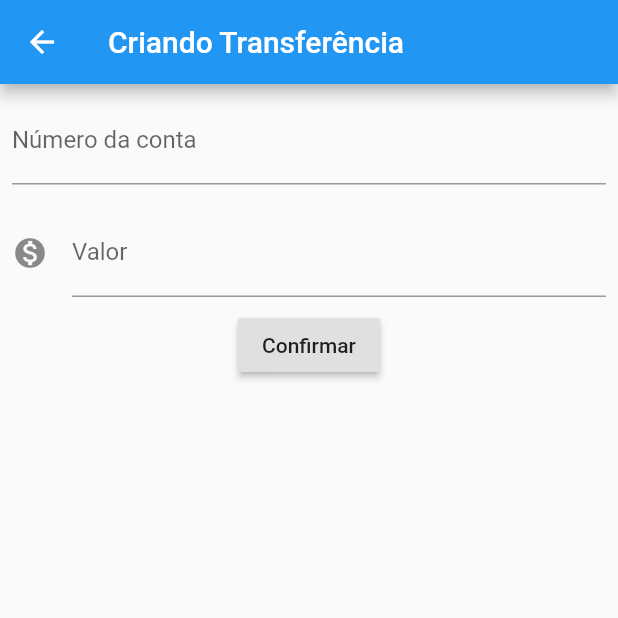
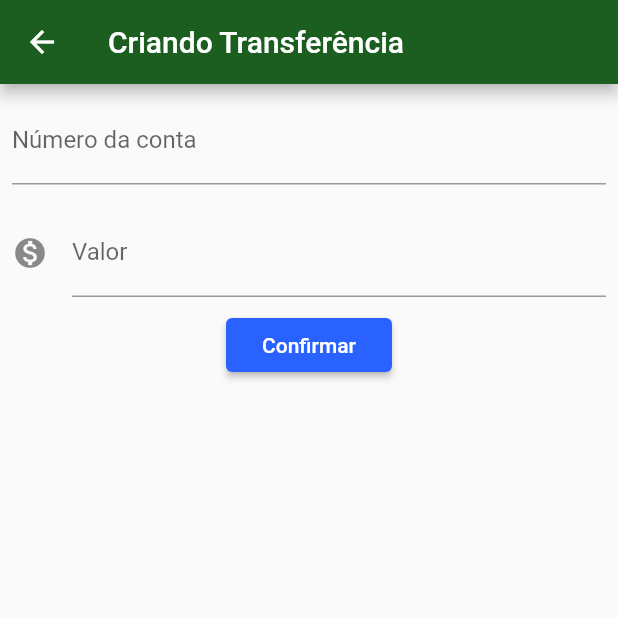
Before and after one commit to GreinVinicios/flutterTeste, a Flutter app: the screen it shows after launch, after a tap on the "add" icon, on a phone screen of 412 x 824 dp, the top half of it. Run offline on Flutter 3.47's test engine with Material 2 defaults, Android fonts, the phone set to English and light mode, and no system bars.

Commit message:
Final aula 05 refatoração de código correção de bugs separação em arquivos

```diff
--- /dev/null
+++ b/bytebank/lib/components/editor.dart
@@ -0,0 +1,27 @@
+import 'package:flutter/material.dart';
+
+class Editor extends StatelessWidget {
+  final TextEditingController controlador;
+  final String rotulo;
+  final String dica;
+  final IconData icone;
+
+  Editor({this.controlador, this.rotulo, this.dica, this.icone});
+
+  @override
+  Widget build(BuildContext context) {
+    return Padding(
+      padding: const EdgeInsets.all(8.0),
+      child: TextField(
+        controller: controlador,
+        style: TextStyle(fontSize: 16.0),
+        decoration: InputDecoration(
+          icon: icone != null ? Icon(icone) : null,
+          labelText: rotulo,
+          hintText: dica,
+        ),
+        keyboardType: TextInputType.number,
+      ),
+    );
+  }
+}
--- a/bytebank/lib/main.dart
+++ b/bytebank/lib/main.dart
@@ -1,3 +1,4 @@
+import 'package:bytebank/screens/transferencia/lista.dart';
 import 'package:flutter/material.dart';
 
 void main() => runApp(BytebankApp());
@@ -6,140 +7,15 @@ class BytebankApp extends StatelessWidget {
   @override
   Widget build(BuildContext context) {
     return MaterialApp(
-      home: Scaffold(
-        body: ListaTransferencias(),
+      //theme: ThemeData.dark(),
+      theme: ThemeData(
+        primaryColor: Colors.green[900],
+        accentColor: Colors.blueAccent[700],
+        buttonTheme: ButtonThemeData(
+            buttonColor: Colors.blueAccent[700],
+            textTheme: ButtonTextTheme.primary),
       ),
+      home: ListaTransferencias(),
     );
   }
 }
-
-class FormularioTransferencia extends StatelessWidget {
-  final TextEditingController _controladorCampoNumeroConta =
-      TextEditingController();
-  final TextEditingController _controladorCampoValor = TextEditingController();
-
-  @override
-  Widget build(BuildContext context) {
-    return Scaffold(
-        appBar: AppBar(
-          title: Text('Criando Transferência'),
-        ),
-        body: Column(
-          children: <Widget>[
-            Editor(
-              controlador: _controladorCampoNumeroConta,
-              dica: '0000',
-              rotulo: 'Número da conta',
-            ),
-            Editor(
-              dica: '0.00',
-              controlador: _controladorCampoValor,
-              rotulo: 'Valor',
-              icone: Icons.monetization_on,
-            ),
-            RaisedButton(
-              child: Text('Confirmar'),
-              onPressed: () => _criaTransferencia(context),
-            )
-          ],
-        ));
-  }
-
-  void _criaTransferencia(BuildContext context) {
-    final int numeroConta = int.tryParse(_controladorCampoNumeroConta.text);
-    final double valor = double.tryParse(_controladorCampoValor.text);
-    if (numeroConta != null && valor != null) {
-      final transferenciaCriada = Transferencia(valor, numeroConta);
-      debugPrint('Criando transferência');
-      debugPrint('$transferenciaCriada');
-      Navigator.pop(context, transferenciaCriada);
-    }
-  }
-}
-
-class Editor extends StatelessWidget {
-  final TextEditingController controlador;
-  final String rotulo;
-  final String dica;
-  final IconData icone;
-
-  Editor({this.controlador, this.rotulo, this.dica, this.icone});
-
-  @override
-  Widget build(BuildContext context) {
-    return Padding(
-      padding: const EdgeInsets.all(8.0),
-      child: TextField(
-        controller: controlador,
-        style: TextStyle(fontSize: 16.0),
-        decoration: InputDecoration(
-          icon: icone != null ? Icon(icone) : null,
-          labelText: rotulo,
-          hintText: dica,
-        ),
-        keyboardType: TextInputType.number,
-      ),
-    );
-  }
-}
-
-class ListaTransferencias extends StatelessWidget {
-  final List<Transferencia> _transferencia = List();
-  @override
-  Widget build(BuildContext context) {
-
-    return Scaffold(
-      appBar: AppBar(
-        title: Text('Transferências'),
-      ),
-      body: ListView.builder(
-          itemCount: _transferencia.length,
-          itemBuilder: (context, indice) {
-            final transferencia = _transferencia[indice];
-            return ItemTransferencia(transferencia);
-          }),
-      floatingActionButton: FloatingActionButton(
-        child: Icon(Icons.add),
-        onPressed: () {
-          final Future<Transferencia> future =
-              Navigator.push(context, MaterialPageRoute(builder: (context) {
-            return FormularioTransferencia();
-          }));
-          future.then((transferenciaRecebida) {
-            debugPrint('chegou no then do future');
-            debugPrint('$transferenciaRecebida');
-            _transferencia.add(transferenciaRecebida);
-          });
-        },
-      ),
-    );
-  }
-}
-
-class ItemTransferencia extends StatelessWidget {
-  final Transferencia _transferencia;
-
-  ItemTransferencia(this._transferencia);
-
-  @override
-  Widget build(BuildContext context) {
-    return Card(
-        child: ListTile(
-      leading: Icon(Icons.monetization_on),
-      title: Text(_transferencia.valor.toString()),
-      subtitle: Text(_transferencia.numeroConta.toString()),
-    ));
-  }
-}
-
-class Transferencia {
-  final double valor;
-  final int numeroConta;
-
-  Transferencia(this.valor, this.numeroConta);
-
-  @override
-  String toString() {
-    return 'Transferencia{valor: $valor, numeroConta: $numeroConta}';
-  }
-}
--- /dev/null
+++ b/bytebank/lib/models/transferencia.dart
@@ -0,0 +1,11 @@
+class Transferencia {
+  final double valor;
+  final int numeroConta;
+
+  Transferencia(this.valor, this.numeroConta);
+
+  @override
+  String toString() {
+    return 'Transferencia{valor: $valor, numeroConta: $numeroConta}';
+  }
+}
--- /dev/null
+++ b/bytebank/lib/screens/transferencia/formaluario.dart
@@ -0,0 +1,61 @@
+import 'package:bytebank/components/editor.dart';
+import 'package:bytebank/models/transferencia.dart';
+import 'package:flutter/material.dart';
+
+const _tituloAppBar = 'Criando Transferência';
+const _rotuloConta = 'Número da conta';
+const _dicaConta = '0000';
+const _rotuloValor = 'Valor';
+const _dicaValor = '0.00';
+
+class FormularioTransferencia extends StatefulWidget {
+  @override
+  State<StatefulWidget> createState() {
+    // TODO: implement createState
+    return formlularioTransferenciaState();
+  }
+}
+
+class formlularioTransferenciaState extends State<FormularioTransferencia> {
+  final TextEditingController _controladorCampoNumeroConta =
+      TextEditingController();
+  final TextEditingController _controladorCampoValor = TextEditingController();
+
+  @override
+  Widget build(BuildContext context) {
+    return Scaffold(
+        appBar: AppBar(
+          title: Text(_tituloAppBar),
+        ),
+        body: SingleChildScrollView(
+          child: Column(
+            children: <Widget>[
+              Editor(
+                controlador: _controladorCampoNumeroConta,
+                dica: _dicaConta,
+                rotulo: _rotuloConta,
+              ),
+              Editor(
+                dica: _dicaValor,
+                controlador: _controladorCampoValor,
+                rotulo: _rotuloValor,
+                icone: Icons.monetization_on,
+              ),
+              RaisedButton(
+                child: Text('Confirmar'),
+                onPressed: () => _criaTransferencia(context),
+              )
+            ],
+          ),
+        ));
+  }
+
+  void _criaTransferencia(BuildContext context) {
+    final int numeroConta = int.tryParse(_controladorCampoNumeroConta.text);
+    final double valor = double.tryParse(_controladorCampoValor.text);
+    if (numeroConta != null && valor != null) {
+      final transferenciaCriada = Transferencia(valor, numeroConta);
+      Navigator.pop(context, transferenciaCriada);
+    }
+  }
+}
--- /dev/null
+++ b/bytebank/lib/screens/transferencia/lista.dart
@@ -0,0 +1,64 @@
+import 'package:bytebank/models/transferencia.dart';
+import 'package:bytebank/screens/transferencia/formaluario.dart';
+import 'package:flutter/material.dart';
+
+const _tituloAppBar = 'Transferências';
+
+class ListaTransferencias extends StatefulWidget {
+  final List<Transferencia> _transferencia = List();
+
+  @override
+  State<StatefulWidget> createState() {
+    // TODO: implement createState
+    return ListaTransferenciasState();
+  }
+}
+
+class ListaTransferenciasState extends State<ListaTransferencias> {
+  @override
+  Widget build(BuildContext context) {
+    return Scaffold(
+      appBar: AppBar(
+        title: Text(_tituloAppBar),
+      ),
+      body: ListView.builder(
+          itemCount: widget._transferencia.length,
+          itemBuilder: (context, indice) {
+            final transferencia = widget._transferencia[indice];
+            return ItemTransferencia(transferencia);
+          }),
+      floatingActionButton: FloatingActionButton(
+        child: Icon(Icons.add),
+        onPressed: () {
+          Navigator.push(context, MaterialPageRoute(builder: (context) {
+            return FormularioTransferencia();
+          })).then((transferenciaRecebida) => _atualiza(transferenciaRecebida));
+        },
+      ),
+    );
+  }
+
+  void _atualiza(Transferencia transferenciaRecebida) {
+    if (transferenciaRecebida != null) {
+      setState(() {
+        widget._transferencia.add(transferenciaRecebida);
+      });
+    }
+  }
+}
+
+class ItemTransferencia extends StatelessWidget {
+  final Transferencia _transferencia;
+
+  ItemTransferencia(this._transferencia);
+
+  @override
+  Widget build(BuildContext context) {
+    return Card(
+        child: ListTile(
+      leading: Icon(Icons.monetization_on),
+      title: Text(_transferencia.valor.toString()),
+      subtitle: Text(_transferencia.numeroConta.toString()),
+    ));
+  }
+}
```
